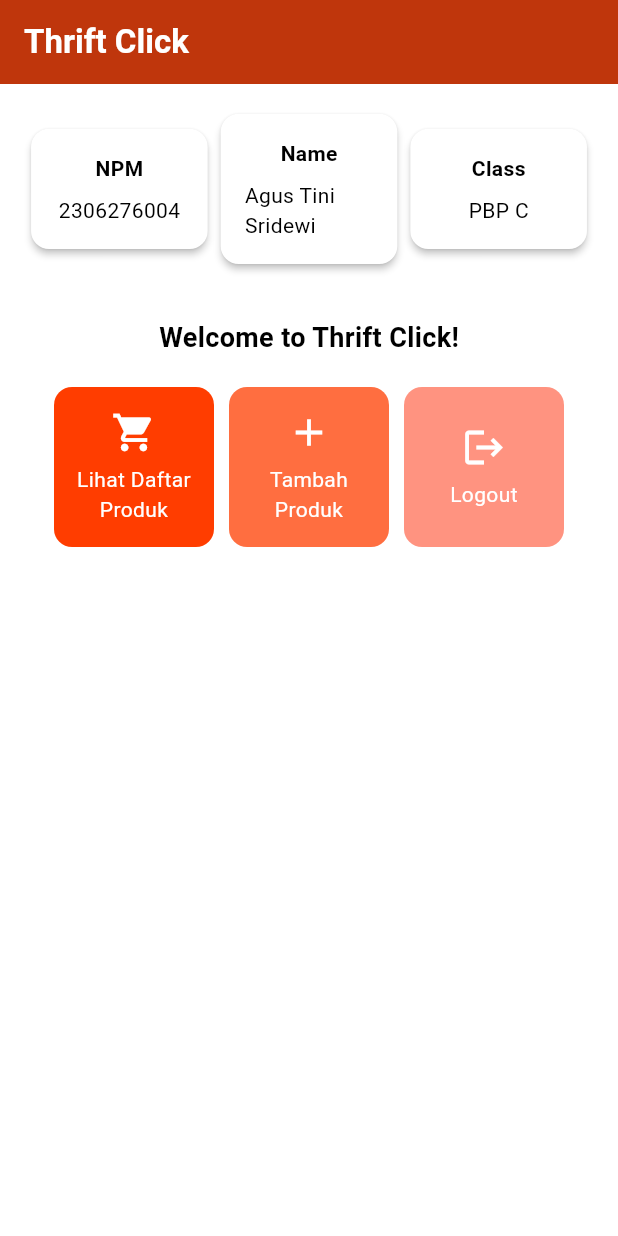
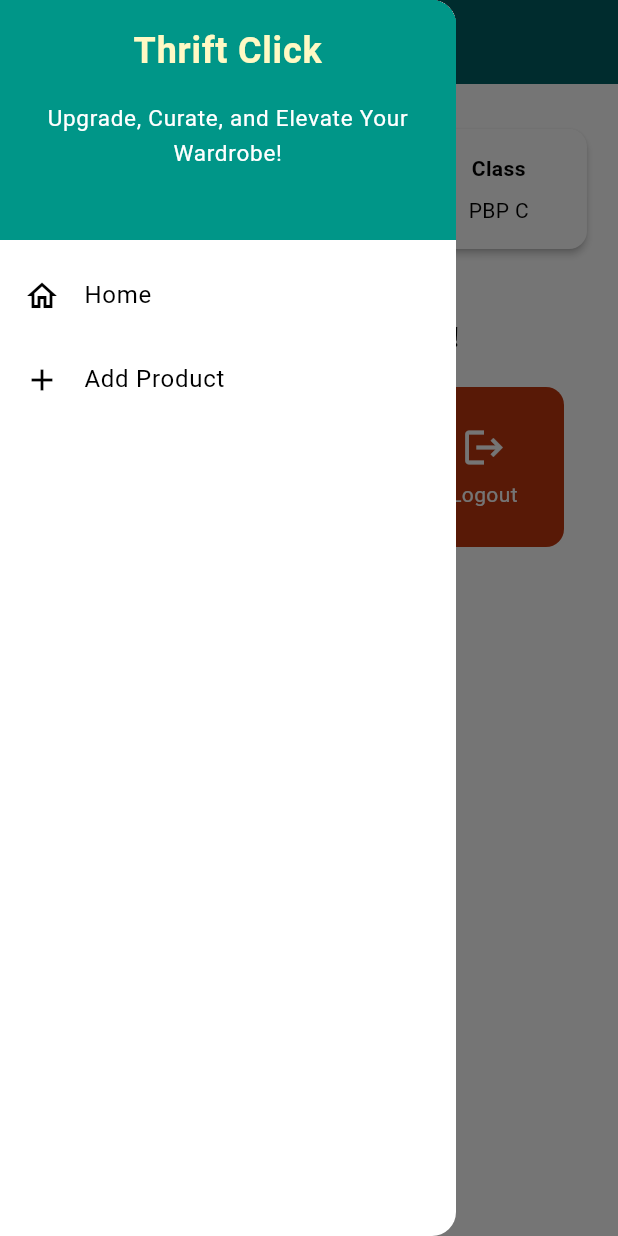
Before and after one commit to agustinisridewi/thrift-click-mobile, a Flutter app: the screen it shows after launch, with the side drawer open (before the commit the screen has no drawer), on a phone screen of 412 x 824 dp. Run offline on Flutter 3.47's test engine with Material 3 defaults, Android fonts, the phone set to English and light mode, and no system bars.

Commit message:
Tugas Mandiri 8

```diff
--- a/lib/main.dart
+++ b/lib/main.dart
@@ -1,5 +1,5 @@
 import 'package:flutter/material.dart';
-import 'package:thrift_click/menu.dart';
+import 'package:thrift_click/screens/menu.dart';
 
 void main() {
   runApp(const MyApp());
@@ -15,7 +15,7 @@
       title: 'Flutter Demo',
       theme: ThemeData(
         colorScheme: ColorScheme.fromSwatch(
-          primarySwatch: Colors.pink,
+          primarySwatch: Colors.teal,
         ).copyWith(secondary: const Color(0xFFBF360C)),
         useMaterial3: true,
       ),
--- a/lib/menu.dart
+++ b/lib/screens/menu.dart
@@ -1,4 +1,8 @@
 import 'package:flutter/material.dart';
+import 'package:thrift_click/widgets/left_drawer.dart';
+import 'package:thrift_click/screens/productentry_form.dart';
+import 'package:thrift_click/widgets/mood_card.dart';
+
 
 class MyHomePage extends StatelessWidget {
   MyHomePage({super.key});
@@ -8,9 +12,9 @@
   final String className = 'PBP C'; // Kelas
 
   final List<ItemHomepage> items = [
-    ItemHomepage("Lihat Daftar Produk", Icons.shopping_cart, const Color(0xFFFF3D00)),
-    ItemHomepage("Tambah Produk", Icons.add, const Color(0xFFFF6E40)),
-    ItemHomepage("Logout", Icons.logout, const Color(0xFFFF9380)),
+    ItemHomepage("See Product List", Icons.shopping_cart, const Color(0xFFF9A825)),
+    ItemHomepage("Add Product", Icons.add, const Color(0xFFF57C00)),
+    ItemHomepage("Logout", Icons.logout, const Color(0xFFBF360C)),
   ];
 
   @override
@@ -23,13 +27,15 @@
         title: const Text(
           'Thrift Click',
           style: TextStyle(
-            color: Colors.white,
+            color: Color(0xFFFFF9C4),
             fontWeight: FontWeight.bold,
           ),
         ),
         // Warna latar belakang AppBar diambil dari skema warna tema aplikasi.
-        backgroundColor: const Color(0xFFBF360C),
+        backgroundColor: const Color(0xFF006064),
+        iconTheme: const IconThemeData(color: Colors.white),
       ),
+      drawer: const LeftDrawer(),
       // Body halaman dengan padding di sekelilingnya.
       body: Padding(
         padding: const EdgeInsets.all(16.0),
@@ -126,67 +132,3 @@
     );
   }
 }
-
-
-class ItemHomepage {
-  final String name;
-  final IconData icon;
-  final Color color;
-
-  ItemHomepage(this.name, this.icon, this.color);
-}
-
-
-class ItemCard extends StatelessWidget {
-  // Menampilkan kartu dengan ikon dan nama.
-
-  final ItemHomepage item;
-
-  const ItemCard(this.item, {super.key});
-
-  @override
-  Widget build(BuildContext context) {
-    return Material(
-      // Menentukan warna latar belakang dari tema aplikasi.
-      color: item.color,
-      // Membuat sudut kartu melengkung.
-      borderRadius: BorderRadius.circular(12),
-
-      child: InkWell(
-        // Aksi ketika kartu ditekan.
-        onTap: () {
-          // Menampilkan pesan SnackBar saat kartu ditekan.
-          ScaffoldMessenger.of(context)
-            ..hideCurrentSnackBar()
-            ..showSnackBar(
-              SnackBar(content: Text("Kamu telah menekan tombol ${item.name}!"))
-            );
-        },
-        // Container untuk menyimpan Icon dan Text
-        child: Container(
-          padding: const EdgeInsets.all(8),
-          child: Center(
-            child: Column(
-              // Menyusun ikon dan teks di tengah kartu.
-              mainAxisAlignment: MainAxisAlignment.center,
-              children: [
-                Icon(
-                  item.icon,
-                  color: Colors.white,
-                  size: 30.0,
-                ),
-                const Padding(padding: EdgeInsets.all(3)),
-                Text(
-                  item.name,
-                  textAlign: TextAlign.center,
-                  style: const TextStyle(color: Colors.white),
-                ),
-              ],
-            ),
-          ),
-        ),
-      ),
-    );
-  }
-
-}
--- /dev/null
+++ b/lib/widgets/left_drawer.dart
@@ -0,0 +1,71 @@
+import 'package:flutter/material.dart';
+import 'package:thrift_click/screens/menu.dart';
+import 'package:thrift_click/screens/productentry_form.dart';
+
+class LeftDrawer extends StatelessWidget {
+  const LeftDrawer({super.key});
+
+  @override
+  Widget build(BuildContext context) {
+    return Drawer(
+      child: ListView(
+        children: [
+          DrawerHeader(
+            // TODO: Bagian drawer header
+            decoration: BoxDecoration(
+            color: Theme.of(context).colorScheme.primary,
+          ),
+          child: const Column(
+            children: [
+              Text(
+                'Thrift Click',
+                textAlign: TextAlign.center,
+                style: TextStyle(
+                  fontSize: 24,
+                  fontWeight: FontWeight.bold,
+                  color: Color(0xFFFFF9C4),
+                ),
+              ),
+              Padding(padding: EdgeInsets.all(8)),
+              Text(
+                "Upgrade, Curate, and Elevate Your Wardrobe!",
+                textAlign: TextAlign.center,
+                style: TextStyle(
+                  fontSize: 15,
+                  fontWeight: FontWeight.normal,
+                  color: Colors.white,
+                ),
+              ),
+            ],
+          ),
+          ),
+
+            // TODO: Bagian routing
+          ListTile(
+            leading: const Icon(Icons.home_outlined),
+            title: const Text('Home'),
+            // Bagian redirection ke MyHomePage
+            onTap: () {
+              Navigator.pushReplacement(
+                  context,
+                  MaterialPageRoute(
+                    builder: (context) => MyHomePage(),
+                  ));
+            },
+          ),
+          ListTile(
+            leading: const Icon(Icons.add),
+            title: const Text('Add Product'),
+            // Bagian redirection ke ProductEntryFormPage
+            onTap: () {
+               Navigator.push(
+                context,
+                MaterialPageRoute(builder: (context)=> const ProductEntryFormPage())
+              );
+            },
+          ),
+        ],
+      ),
+    );
+  }
+}
--- /dev/null
+++ b/lib/widgets/mood_card.dart
@@ -0,0 +1,71 @@
+import 'package:flutter/material.dart';
+import 'package:thrift_click/screens/productentry_form.dart';
+
+class ItemHomepage {
+  final String name;
+  final IconData icon;
+  final Color color;
+
+  ItemHomepage(this.name, this.icon, this.color);
+}
+
+
+class ItemCard extends StatelessWidget {
+  // Menampilkan kartu dengan ikon dan nama.
+
+  final ItemHomepage item;
+
+  const ItemCard(this.item, {super.key});
+
+  @override
+  Widget build(BuildContext context) {
+    return Material(
+      // Menentukan warna latar belakang dari tema aplikasi.
+      color: item.color,
+      // Membuat sudut kartu melengkung.
+      borderRadius: BorderRadius.circular(12),
+
+      child: InkWell(
+        // Aksi ketika kartu ditekan.
+        onTap: () {
+          // Menampilkan pesan SnackBar saat kartu ditekan.
+          ScaffoldMessenger.of(context)
+            ..hideCurrentSnackBar()
+            ..showSnackBar(
+              SnackBar(content: Text("You've clicked ${item.name}!"))
+            );
+            if (item.name == "Add Product") {
+              Navigator.push(
+                context,
+                MaterialPageRoute(builder: (context)=> const ProductEntryFormPage())
+              );
+          }
+        },
+        // Container untuk menyimpan Icon dan Text
+        child: Container(
+          padding: const EdgeInsets.all(8),
+          child: Center(
+            child: Column(
+              // Menyusun ikon dan teks di tengah kartu.
+              mainAxisAlignment: MainAxisAlignment.center,
+              children: [
+                Icon(
+                  item.icon,
+                  color: Colors.white,
+                  size: 30.0,
+                ),
+                const Padding(padding: EdgeInsets.all(3)),
+                Text(
+                  item.name,
+                  textAlign: TextAlign.center,
+                  style: const TextStyle(color: Colors.white),
+                ),
+              ],
+            ),
+          ),
+        ),
+      ),
+    );
+  }
+
+}
```
Also changed, not shown: lib/screens/productentry_form.dart (added, +161 -0 lines).
